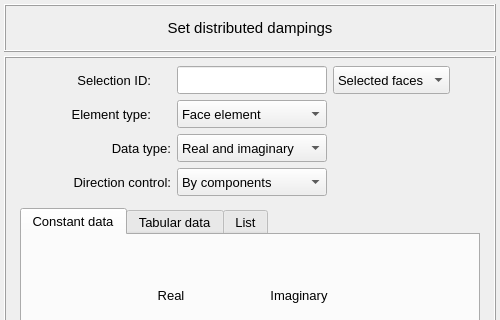
Qt form vibra/interface/data/ui_files/model/structural/distributed_properties/distributed_dampings_inputs.ui (MOPT-UFSC/VIBRA) before a commit; both pictures show x 0 to 500 and y 0 to 320 of the 500 by 540 pixel window.
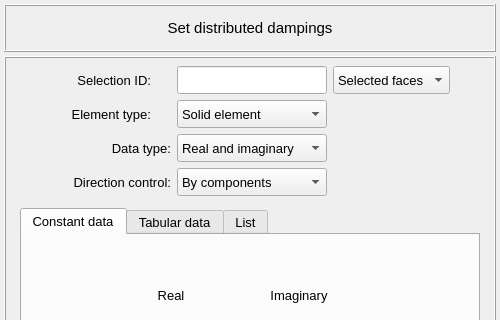
The same form after that commit. Icons and pictures are not drawn.

The edit to the form file:
```diff
--- a/vibra/interface/data/ui_files/model/structural/distributed_properties/distributed_dampings_inputs.ui
+++ b/vibra/interface/data/ui_files/model/structural/distributed_properties/distributed_dampings_inputs.ui
@@ -367,6 +367,9 @@
              <bold>false</bold>
             </font>
            </property>
+           <property name="currentIndex">
+            <number>1</number>
+           </property>
            <item>
             <property name="text">
              <string>Face element</string>
```
